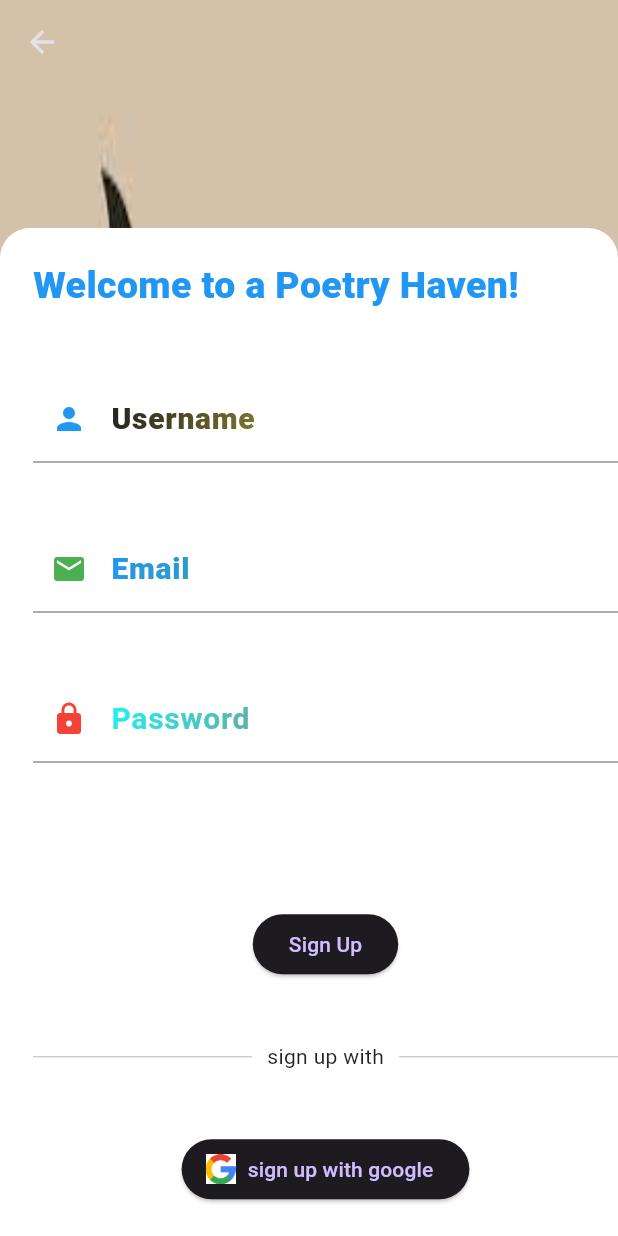
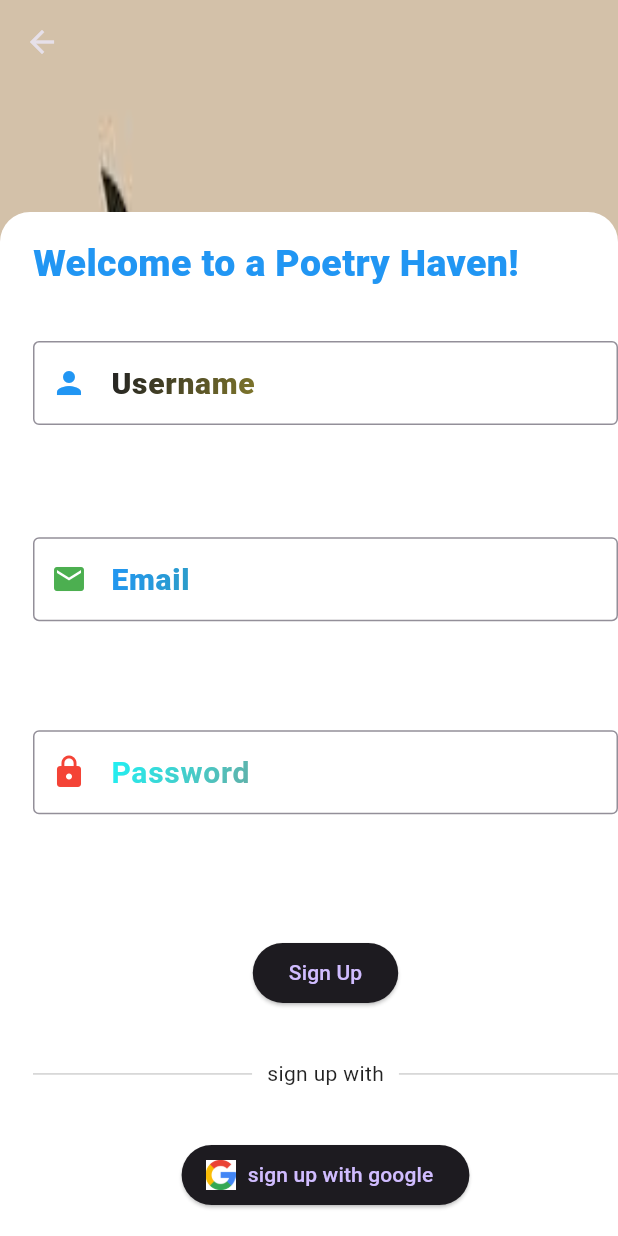
Before and after one commit to yonatannnn/flutter-poem-management-system-riverpod, a Flutter app: the screen it shows after launch, after a tap on "sign Up", on a phone screen of 412 x 824 dp. Run offline on Flutter 3.47's test engine with Material 3 defaults, Android fonts, the phone set to English and light mode, and no system bars.

```diff
--- a/poem/lib/screens/sign_up_page.dart
+++ b/poem/lib/screens/sign_up_page.dart
@@ -17,6 +17,7 @@ class _SignUpState extends State<SignUp> {
         color: Colors.blue,
       ),
       labelText: 'Username',
+      border: const OutlineInputBorder(),
       labelStyle: TextStyle(
         fontSize: 20,
         fontWeight: FontWeight.w900,
@@ -47,6 +48,7 @@ class _SignUpState extends State<SignUp> {
         color: Colors.green,
       ),
       labelText: 'Email',
+      border: const OutlineInputBorder(),
       labelStyle: TextStyle(
         fontSize: 20,
         fontWeight: FontWeight.w800,
@@ -77,6 +79,7 @@ class _SignUpState extends State<SignUp> {
         color: Colors.red,
       ),
       labelText: 'Password',
+      border: const OutlineInputBorder(),
       labelStyle: TextStyle(
         fontWeight: FontWeight.bold,
         fontSize: 20,
@@ -113,11 +116,11 @@ class _SignUpState extends State<SignUp> {
           const Expanded(
             flex: 1,
             child: SizedBox(
-              height: 12,
+              height: 5,
             ),
           ),
           Expanded(
-            flex: 7,
+            flex: 8,
             child: Container(
               padding: const EdgeInsets.only(left: 22),
               decoration: const BoxDecoration(
@@ -150,7 +153,9 @@ class _SignUpState extends State<SignUp> {
             ),
           ),
           username,
+          const Padding(padding: EdgeInsets.all(4.0)),
           email,
+          const Padding(padding: EdgeInsets.all(3.0)),
           password,
           const SizedBox(height: 15),
           Center(
--- a/poem/lib/screens/welcome_page.dart
+++ b/poem/lib/screens/welcome_page.dart
@@ -70,15 +70,33 @@ class _WelcomeState extends State<Welcome> with SingleTickerProviderStateMixin {
                       child: _child,
                     );
                   },
-                  child: const Text(
-                    'Let\'s know you',
-                    style: TextStyle(
-                      color: Color.fromARGB(255, 0, 66, 249),
-                      fontSize: 40,
-                      fontWeight: FontWeight.w900,
-                    ),
+                  child: RichText(
+                    text: const TextSpan(
+                        text: 'Let\'s ',
+                        style: TextStyle(
+                          color: Color.fromARGB(255, 255, 38, 0),
+                          fontSize: 40,
+                          fontWeight: FontWeight.w900,
+                        ),
+                        children: <TextSpan>[
+                          TextSpan(
+                            text: 'know ',
+                            style: TextStyle(
+                              color: Colors.green,
+                              fontSize: 40,
+                              fontWeight: FontWeight.w900,
+                            ),
+                          ),
+                          TextSpan(
+                              text: 'you!',
+                              style: TextStyle(
+                                color: Colors.blue,
+                                fontSize: 40,
+                                fontWeight: FontWeight.w900,
+                              ))
+                        ]),
                   ),
-                ),
+                )
               ],
             ),
           ),
```
Also changed, not shown: poem/lib/screens/favorites.dart (added, +15 -0 lines), poem/lib/screens/login_page.dart (+5 -2 lines).
